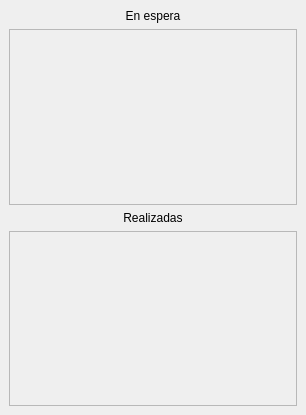
Old version of the form ventanaalmacenprima.ui in the repository DavidCrgh/Tarea_Programa_Estructuras_1.
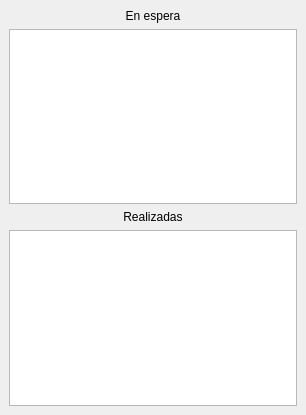
New version of the form. Icons and pictures are not drawn.

Patch:
```diff
--- a/ventanaalmacenprima.ui
+++ b/ventanaalmacenprima.ui
@@ -10,6 +10,18 @@
     <height>415</height>
    </rect>
   </property>
+  <property name="minimumSize">
+   <size>
+    <width>306</width>
+    <height>415</height>
+   </size>
+  </property>
+  <property name="maximumSize">
+   <size>
+    <width>306</width>
+    <height>415</height>
+   </size>
+  </property>
   <property name="windowTitle">
    <string>Peticiones</string>
   </property>
@@ -32,21 +44,7 @@
        </widget>
       </item>
       <item>
-       <widget class="QScrollArea" name="scrollArea">
-        <property name="widgetResizable">
-         <bool>true</bool>
-        </property>
-        <widget class="QWidget" name="scrollAreaWidgetContents">
-         <property name="geometry">
-          <rect>
-           <x>0</x>
-           <y>0</y>
-           <width>284</width>
-           <height>174</height>
-          </rect>
-         </property>
-        </widget>
-       </widget>
+       <widget class="QTextBrowser" name="cuadroEspera"/>
       </item>
       <item>
        <widget class="QLabel" name="label_2">
@@ -59,21 +57,7 @@
        </widget>
       </item>
       <item>
-       <widget class="QScrollArea" name="scrollArea_2">
-        <property name="widgetResizable">
-         <bool>true</bool>
-        </property>
-        <widget class="QWidget" name="scrollAreaWidgetContents_2">
-         <property name="geometry">
-          <rect>
-           <x>0</x>
-           <y>0</y>
-           <width>284</width>
-           <height>173</height>
-          </rect>
-         </property>
-        </widget>
-       </widget>
+       <widget class="QTextBrowser" name="cuadroRealizadas"/>
       </item>
      </layout>
     </item>
```
Left out of the diff: 4 changed lines with no effect on the pictures.
